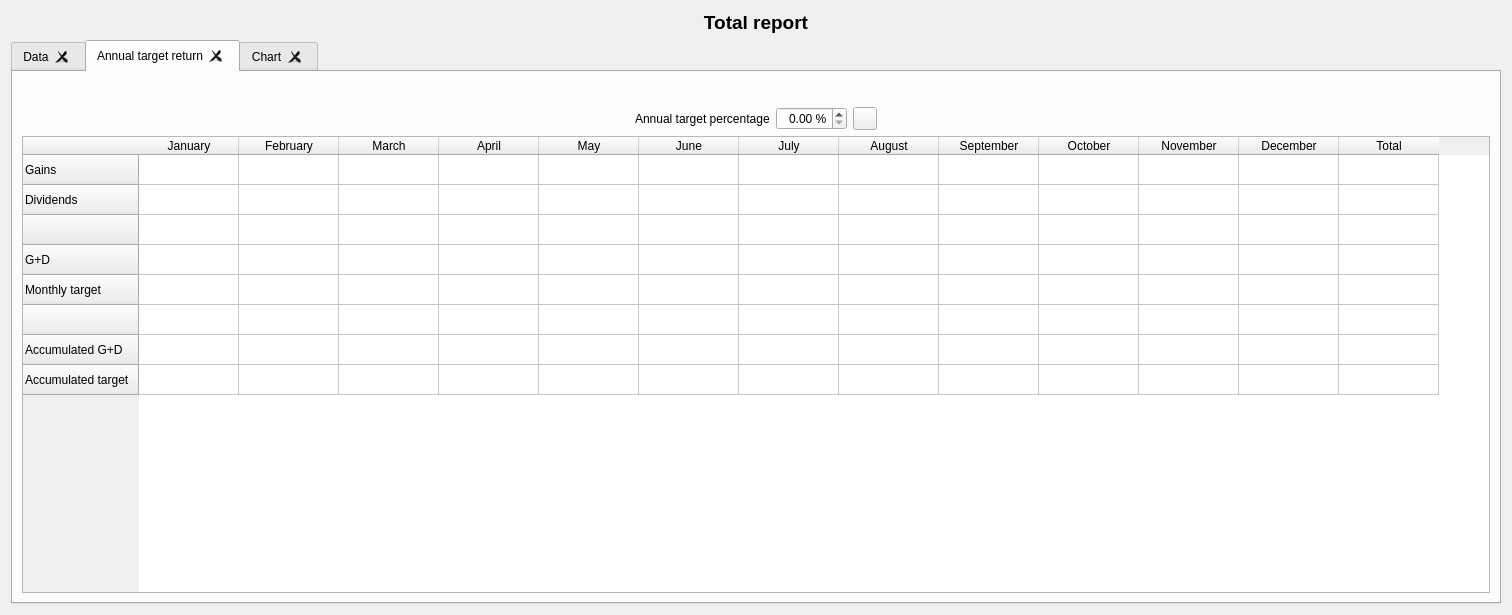
Old version of the form ui/wdgTotal.ui in the repository turulomio/xulpymoney.
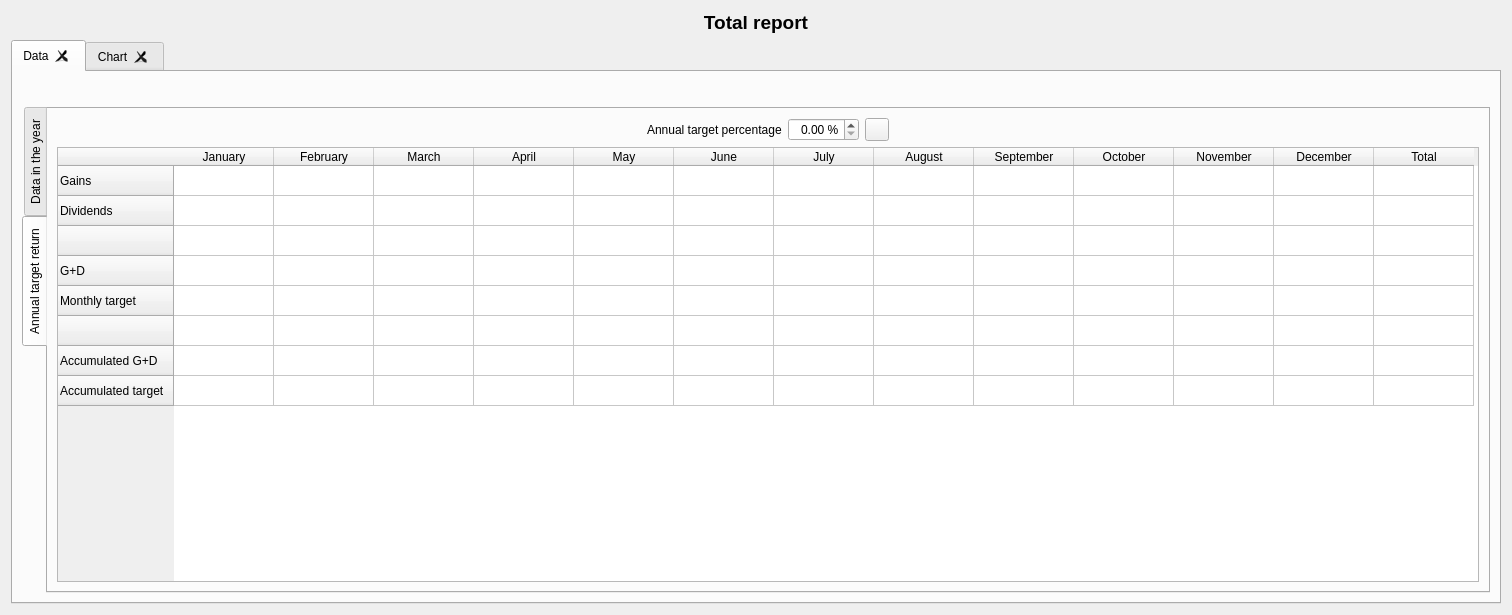
New version of the form. The open tabs and pages were chosen to show the change. Icons and pictures are not drawn. Custom widgets are drawn as their Qt base class.

Commit message: Joined wdgTargets y wdgTotal

```diff
--- a/ui/wdgTotal.ui
+++ b/ui/wdgTotal.ui
@@ -33,7 +33,7 @@
      <item>
       <widget class="QTabWidget" name="tab">
        <property name="currentIndex">
-        <number>1</number>
+        <number>0</number>
        </property>
        <property name="tabsClosable">
         <bool>true</bool>
@@ -48,7 +48,7 @@
         </attribute>
         <layout class="QHBoxLayout" name="horizontalLayout_3">
          <item>
-          <layout class="QVBoxLayout" name="verticalLayout">
+          <layout class="QVBoxLayout" name="verticalLayout_7">
            <item>
             <layout class="QHBoxLayout" name="horizontalLayout">
              <item>
@@ -83,6 +83,25 @@
             </layout>
            </item>
            <item>
+            <widget class="QTabWidget" name="tabData">
+             <property name="tabPosition">
+              <enum>QTabWidget::West</enum>
+             </property>
+             <property name="currentIndex">
+              <number>0</number>
+             </property>
+             <widget class="QWidget" name="tab_3">
+              <attribute name="icon">
+               <iconset resource="../images/xulpymoney.qrc">
+                <normaloff>:/xulpymoney/coins.png</normaloff>:/xulpymoney/coins.png</iconset>
+              </attribute>
+              <attribute name="title">
+               <string>Data in the year</string>
+              </attribute>
+              <layout class="QHBoxLayout" name="horizontalLayout_8">
+               <item>
+                <layout class="QVBoxLayout" name="verticalLayout">
+                 <item>
             <widget class="QLabel" name="lblPreviousYear">
              <property name="font">
               <font>
@@ -244,7 +263,7 @@
          </item>
         </layout>
        </widget>
-       <widget class="QWidget" name="tab_2">
+             <widget class="QWidget" name="tab_4">
         <attribute name="icon">
          <iconset resource="../images/xulpymoney.qrc">
           <normaloff>:/xulpymoney/gafas.png</normaloff>:/xulpymoney/gafas.png</iconset>
@@ -252,43 +271,8 @@
         <attribute name="title">
          <string>Annual target return</string>
         </attribute>
-        <layout class="QHBoxLayout" name="horizontalLayout_7">
-         <item>
-          <layout class="QVBoxLayout" name="verticalLayout_5">
-           <item>
             <layout class="QHBoxLayout" name="horizontalLayout_4">
              <item>
-              <spacer name="horizontalSpacer_5">
-               <property name="orientation">
-                <enum>Qt::Horizontal</enum>
-               </property>
-               <property name="sizeHint" stdset="0">
-                <size>
-                 <width>40</width>
-                 <height>20</height>
-                </size>
-               </property>
-              </spacer>
-             </item>
-             <item>
-              <widget class="wdgYear" name="wyTarget" native="true"/>
-             </item>
-             <item>
-              <spacer name="horizontalSpacer_6">
-               <property name="orientation">
-                <enum>Qt::Horizontal</enum>
-               </property>
-               <property name="sizeHint" stdset="0">
-                <size>
-                 <width>40</width>
-                 <height>20</height>
-                </size>
-               </property>
-              </spacer>
-             </item>
-            </layout>
-           </item>
-           <item>
             <layout class="QVBoxLayout" name="verticalLayout_3">
              <item>
               <layout class="QHBoxLayout" name="horizontalLayout_5">
@@ -348,8 +332,6 @@
                </item>
               </layout>
              </item>
-            </layout>
-           </item>
            <item>
             <widget class="myQTableWidget" name="tblTargets">
              <property name="contextMenuPolicy">
@@ -472,6 +454,12 @@
                <string>Total</string>
               </property>
              </column>
+                  </widget>
+                 </item>
+                </layout>
+               </item>
+              </layout>
+             </widget>
             </widget>
            </item>
           </layout>
```
Lines whose indentation alone changed are shown as unchanged. The commit also changes 5 other files.
